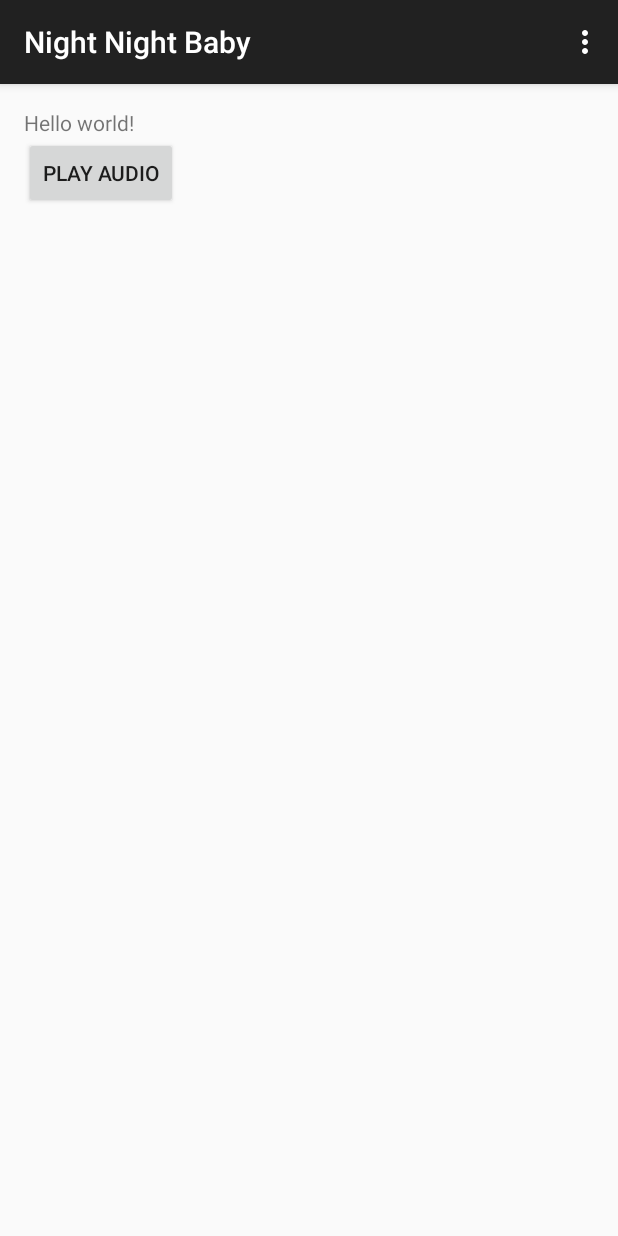
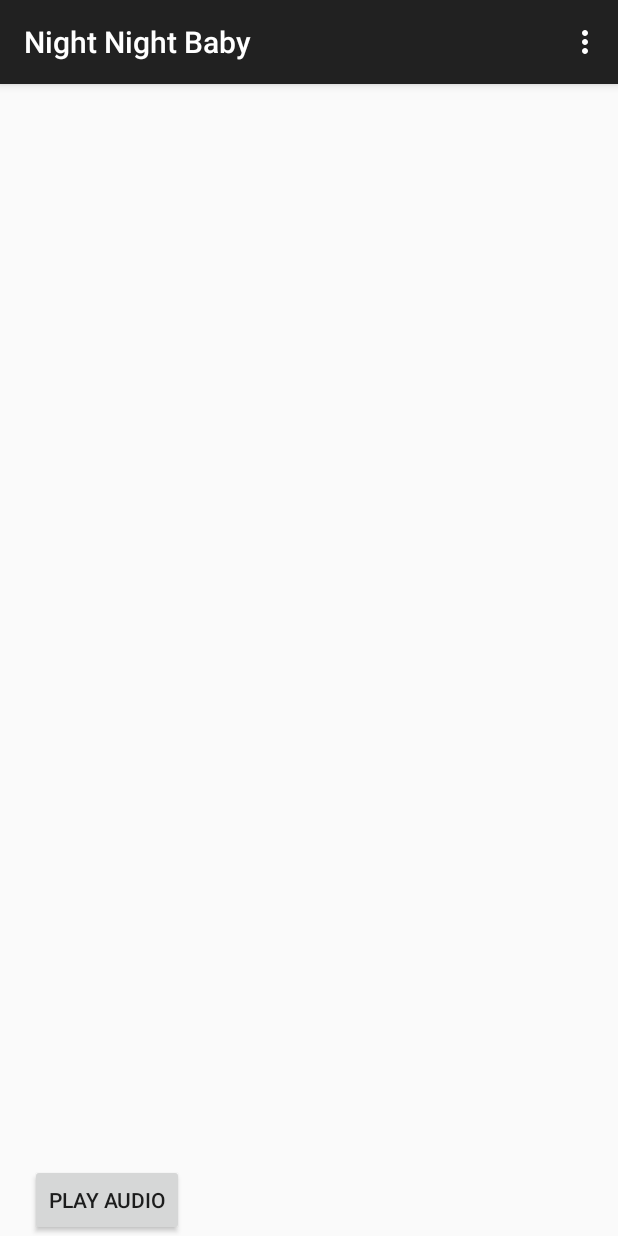
Before and after one commit to Greedfeed/NightNightBaby, an Android app: the screen it shows after launch (MainActivity), on a phone screen of 412 x 824 dp. Run offline under Robolectric (Android 15) with nearby library versions, the phone set to English and light mode, and no system bars.

Commit message:
Updating the view  to prepare for multiple audio files

```diff
--- a/app/src/main/res/layout/activity_main.xml
+++ b/app/src/main/res/layout/activity_main.xml
@@ -1,19 +1,29 @@
-<RelativeLayout xmlns:android="http://schemas.android.com/apk/res/android"
-    xmlns:tools="http://schemas.android.com/tools" android:layout_width="match_parent"
-    android:layout_height="match_parent" android:paddingLeft="@dimen/activity_horizontal_margin"
-    android:paddingRight="@dimen/activity_horizontal_margin"
-    android:paddingTop="@dimen/activity_vertical_margin"
-    android:paddingBottom="@dimen/activity_vertical_margin" tools:context=".MainActivity">
+<LinearLayout xmlns:android="http://schemas.android.com/apk/res/android"
+    xmlns:tools="http://schemas.android.com/tools"
+    android:layout_width="match_parent"
+    android:layout_height="match_parent"
+    android:orientation="vertical"
+    tools:context=".MainActivity">
 
-    <TextView android:text="@string/hello_world" android:layout_width="wrap_content"
-        android:layout_height="wrap_content"
-        android:id="@+id/textView" />
+    <ListView
+        android:id="@+id/lv_playlist"
+        android:layout_width="match_parent"
+        android:layout_height="10dp"
+        android:layout_weight="1"
+        android:layout_marginTop="20dp" />
 
-    <Button
+    <LinearLayout
         android:layout_width="wrap_content"
         android:layout_height="wrap_content"
-        android:text="Play Audio"
-        android:id="@+id/btn_play"
-        android:layout_below="@+id/textView" />
+        android:orientation="horizontal">
 
-</RelativeLayout>
+        <Button
+            android:id="@+id/btn_play"
+            android:layout_width="wrap_content"
+            android:layout_height="wrap_content"
+            android:layout_marginTop="20dp"
+            android:layout_marginLeft="20dp"
+            android:text="Play Audio" />
+    </LinearLayout>
+
+</LinearLayout>
```
